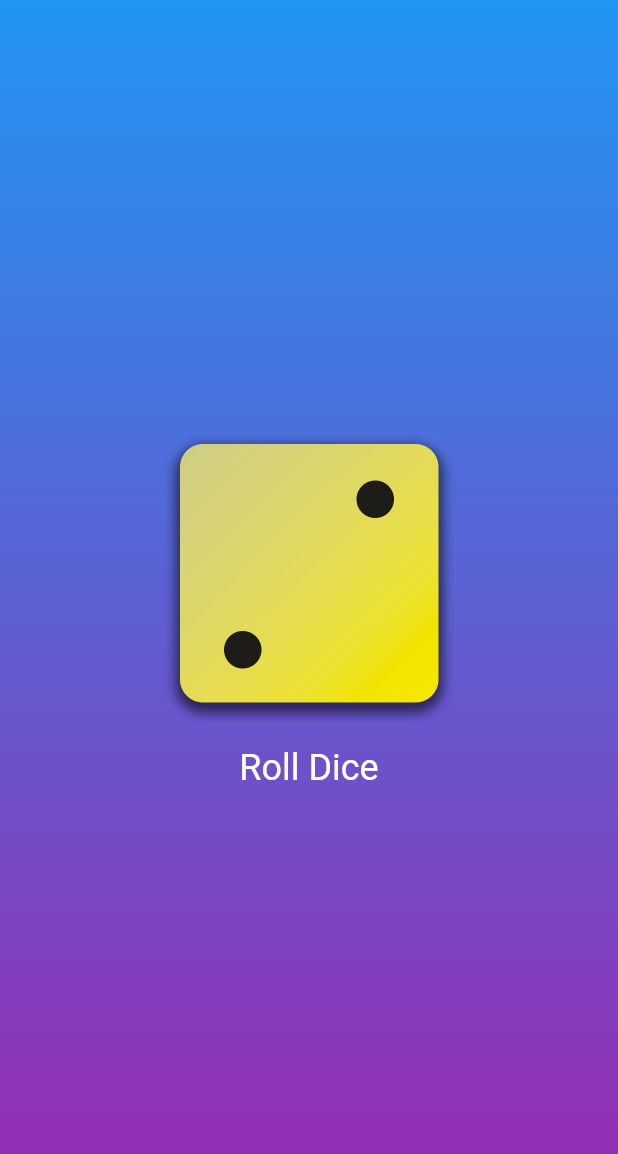
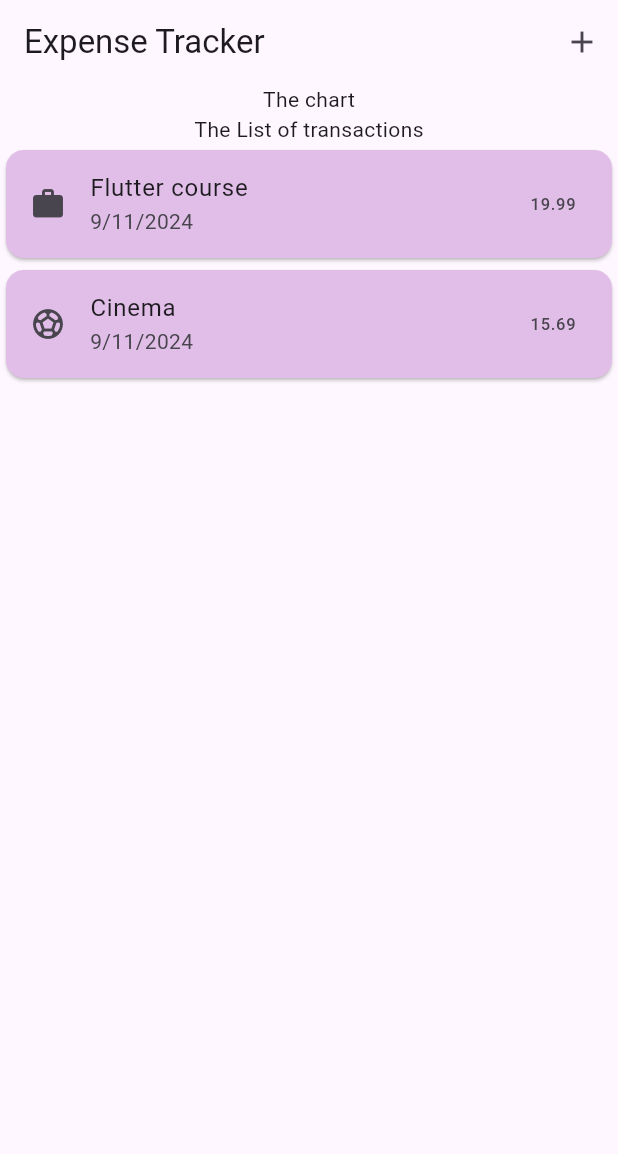
Before and after one commit to yomagicdev/learning_flutter, a Flutter app: the screen it shows after launch, on a phone screen of 412 x 824 dp. Shown: the top 1154 px of the screen. Run offline on Flutter 3.47's test engine with Material 3 defaults, Android fonts, the phone set to English and light mode, and no system bars.

Commit message:
Add ability to add and remove expenses

```diff
--- a/lib/dice_roller.dart
+++ /dev/null
@@ -1,47 +0,0 @@
-import 'package:flutter/material.dart';
-import 'dart:math';
-
-final randomizer = Random();
-
-class DiceRoller extends StatefulWidget {
-
-  const DiceRoller({super.key});
-
-  @override
-  State<DiceRoller> createState() {
-    return _DiceRollerState();
-  }
-}
-
-class _DiceRollerState extends State<DiceRoller> {
-
-  var currentDiceRoll = 2;
-
-  void rollDice() {
-    setState(() {
-      currentDiceRoll = randomizer.nextInt(6) + 1;
-    });
-  }
-
-  @override
-  Widget build(context) {
-    return Column(
-      mainAxisSize: MainAxisSize.min,
-      mainAxisAlignment: MainAxisAlignment.center,
-      children: [
-        Image.asset(
-            'assets/images/dice-$currentDiceRoll.png',
-            width: 200
-        ),
-        TextButton(
-            onPressed: rollDice,
-            style: TextButton.styleFrom(
-                padding: const EdgeInsets.all(16),
-                foregroundColor: Colors.white,
-                textStyle: const TextStyle(fontSize: 24)),
-            child: const Text('Roll Dice')),
-      ],
-    );
-  }
-
-}
--- a/lib/gradient_container.dart
+++ /dev/null
@@ -1,22 +0,0 @@
-import 'package:flutter/material.dart';
-import 'package:learning_flutter/dice_roller.dart';
-
-class GradientContainer extends StatelessWidget {
-  const GradientContainer({super.key});
-
-  @override
-  Widget build(BuildContext context) {
-    return Container(
-      decoration: const BoxDecoration(
-        gradient: LinearGradient(
-          begin: Alignment.topCenter,
-          end: Alignment.bottomCenter,
-          colors: [Colors.blue, Colors.purple],
-        ),
-      ),
-      child: const Center(
-        child: DiceRoller(),
-      ),
-    );
-  }
-}
--- /dev/null
+++ b/lib/models/expense.dart
@@ -0,0 +1,39 @@
+import 'package:flutter/material.dart';
+import 'package:intl/intl.dart';
+import 'package:uuid/uuid.dart';
+
+final formatter = DateFormat.yMd();
+
+const uuid = Uuid();
+
+enum Category {
+  food,
+  travel,
+  leisure,
+  work,
+}
+
+const categoryIcons = {
+  Category.food: Icons.fastfood,
+  Category.travel: Icons.flight,
+  Category.leisure: Icons.sports_soccer,
+  Category.work: Icons.work,
+};
+
+class Expense {
+  final String id;
+  final String title;
+  final double amount;
+  final DateTime date;
+  final Category category;
+
+  Expense({
+    required this.title,
+    required this.amount,
+    required this.date,
+    required this.category,
+  }) : id = uuid.v4();
+
+  String get formattedDate => formatter.format(date);
+
+}
--- /dev/null
+++ b/lib/widgets/expenses.dart
@@ -0,0 +1,105 @@
+import 'package:flutter/material.dart';
+import 'package:learning_flutter/models/expense.dart';
+import 'package:learning_flutter/widgets/expenses_list/NewExpense.dart';
+import 'package:learning_flutter/widgets/expenses_list/expenses_list.dart';
+
+class Expenses extends StatefulWidget {
+  const Expenses({super.key});
+
+  @override
+  State<Expenses> createState() {
+    return _ExpensesState();
+  }
+}
+
+class _ExpensesState extends State<Expenses> {
+  final List<Expense> registeredExpenses = [
+    Expense(
+        title: 'Flutter course',
+        amount: 19.99,
+        date: DateTime.now(),
+        category: Category.work),
+    Expense(
+        title: 'Cinema',
+        amount: 15.69,
+        date: DateTime.now(),
+        category: Category.leisure),
+  ];
+
+  void _openAddExpenseForm() {
+    showModalBottomSheet(
+        context: context,
+        isScrollControlled: true,
+        builder: (ctx) {
+          return NewExpense(onAddExpense: (expense) {
+            _addExpense(expense);
+          });
+        });
+  }
+
+  void _viewExpenseDetails() {
+    showModalBottomSheet(
+        context: context,
+        isScrollControlled: true,
+        builder: (ctx) {
+          return const Center(
+            child: Text('Expense Details'),
+          );
+        });
+  }
+
+  void _addExpense(Expense expense) {
+    // Add the expense to the list of expenses
+    setState(() {
+      registeredExpenses.add(expense);
+    });
+  }
+
+  void _removeExpense(Expense expense) {
+    // Remove the expense from the list of expenses
+    final expenseIndex = registeredExpenses.indexOf(expense);
+    setState(() {
+      registeredExpenses.remove(expense);
+    });
+    ScaffoldMessenger.of(context).clearSnackBars();
+    ScaffoldMessenger.of(context).showSnackBar(
+      SnackBar(
+          content: const Text('Expense removed'),
+          duration: const Duration(seconds: 2),
+        action: SnackBarAction(
+            label: 'Undo',
+            onPressed: () {
+              setState(() {
+                registeredExpenses.insert(expenseIndex, expense);
+              });
+            },
+        ),
+      ),
+    );
+  }
+
+  @override
+  Widget build(BuildContext context) {
+    return Scaffold(
+      appBar: AppBar(
+        title: const Text('Expense Tracker'),
+        actions: [
+          IconButton(
+              onPressed: _openAddExpenseForm, icon: const Icon(Icons.add))
+        ],
+      ),
+      body: Column(
+        children: [
+          const Text('The chart'),
+          const Text('The List of transactions'),
+          Expanded(
+              child: ExpensesList(
+            expenses: registeredExpenses,
+            viewExpenseDetails: _viewExpenseDetails,
+                onRemoveExpense: _removeExpense,
+          )),
+        ],
+      ),
+    );
+  }
+}
--- /dev/null
+++ b/lib/widgets/expenses_list/expense_item.dart
@@ -0,0 +1,23 @@
+import 'package:flutter/material.dart';
+import 'package:learning_flutter/models/expense.dart';
+
+class ExpenseItem extends StatelessWidget {
+  ExpenseItem({super.key, required this.expense, required this.onTap});
+
+  final Expense expense;
+  void Function() onTap;
+
+  @override
+  Widget build(BuildContext context) {
+    return Card(
+      color: Colors.purple[100],
+      child: ListTile(
+        title: Text(expense.title),
+        subtitle: Text(expense.formattedDate),
+        trailing: Text(expense.amount.toStringAsFixed(2)),
+        leading: Icon(categoryIcons[expense.category]),
+        onTap: () => onTap(),
+      ),
+    );
+  }
+}
--- /dev/null
+++ b/lib/widgets/expenses_list/expenses_list.dart
@@ -0,0 +1,35 @@
+import 'package:flutter/material.dart';
+import 'package:learning_flutter/models/expense.dart';
+import 'package:learning_flutter/widgets/expenses_list/expense_item.dart';
+
+class ExpensesList extends StatelessWidget {
+  const ExpensesList({
+    super.key,
+    required this.expenses,
+    required this.viewExpenseDetails,
+    required this.onRemoveExpense,
+  });
+
+  final List<Expense> expenses;
+  final void Function() viewExpenseDetails;
+  final void Function(Expense expense) onRemoveExpense;
+
+  @override
+  Widget build(BuildContext context) {
+    return ListView.builder(
+      itemCount: expenses.length,
+      itemBuilder: (context, index) {
+        final expense = expenses[index];
+        return Dismissible(
+            key: ValueKey(expenses[index]),
+            onDismissed: (direction) {
+              onRemoveExpense(expenses[index]);
+            },
+            child: ExpenseItem(
+              expense: expense,
+              onTap: viewExpenseDetails,
+            ));
+      },
+    );
+  }
+}
--- a/pubspec.yaml
+++ b/pubspec.yaml
@@ -35,6 +35,8 @@ dependencies:
   # The following adds the Cupertino Icons font to your application.
   # Use with the CupertinoIcons class for iOS style icons.
   cupertino_icons: ^1.0.6
+  uuid: ^4.5.0
+  intl: ^0.19.0
 
 dev_dependencies:
   flutter_test:
```
Also changed, not shown: lib/main.dart (+7 -2 lines), lib/styled_text.dart (deleted, +0 -19 lines), lib/widgets/expenses_list/NewExpense.dart (added, +147 -0 lines), pubspec.lock, 1 other file.
